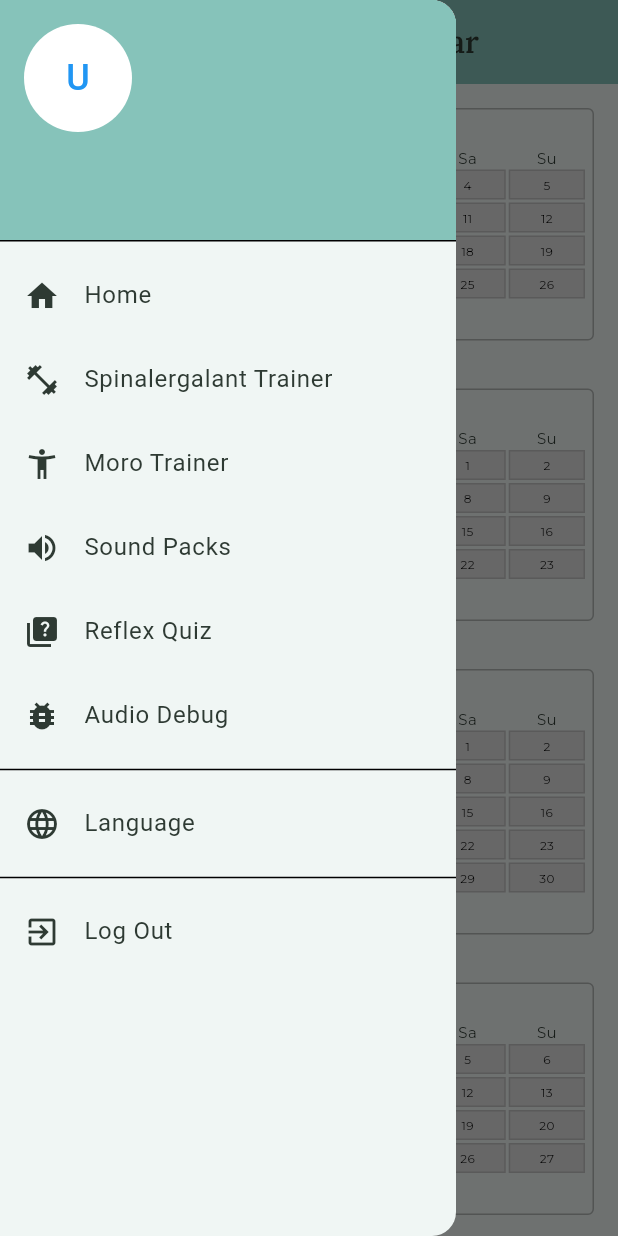
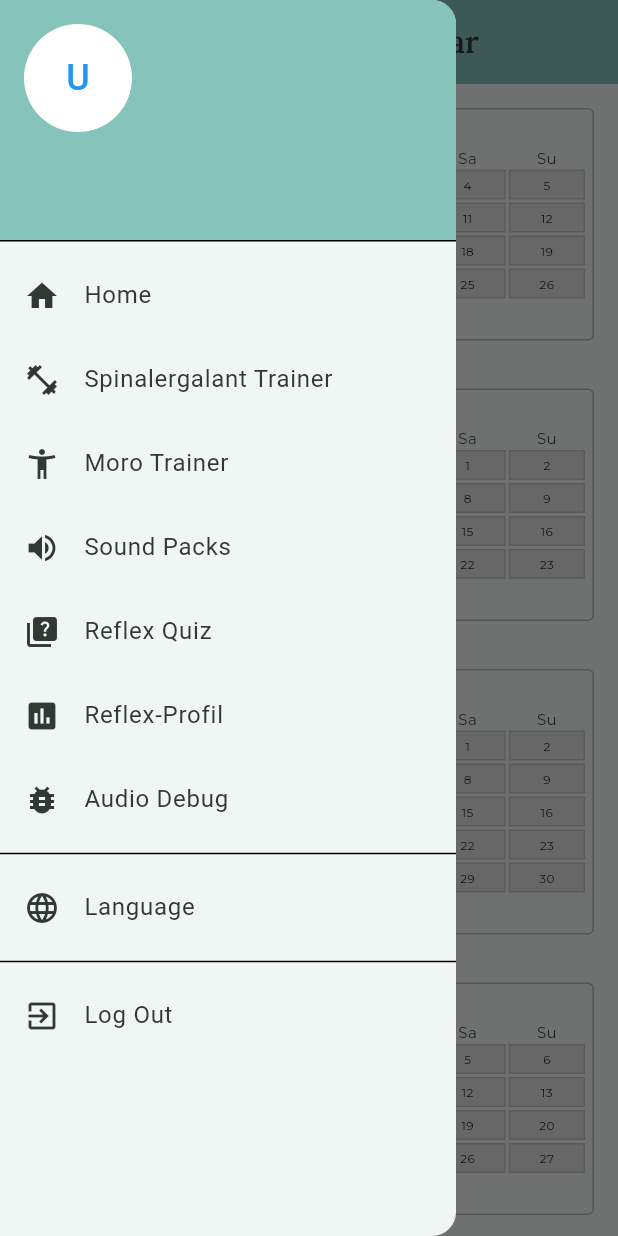
Before and after one commit to RealBugBear/BugbearV4, a Flutter app: the screen it shows once a user with an empty profile is signed in, with the side drawer open, on a phone screen of 412 x 824 dp. Run offline on Flutter 3.47's test engine with Material 3 defaults, Android fonts, the phone set to English and light mode, and no system bars; our stand-ins replace audioplayers, cloud_firestore, firebase_auth, firebase_core, flutter_local_notifications, google_fonts and 1 more; accounts and stored records are empty; generated files the repository leaves out were written again; network calls fail.

Commit message:
feat: re-add Reflex-Profil route & drawer entry

```diff
--- a/lib/main.dart
+++ b/lib/main.dart
@@ -1,3 +1,5 @@
+// File: lib/main.dart
+
 import 'package:flutter/material.dart';
 import 'package:firebase_core/firebase_core.dart';
 import 'package:firebase_auth/firebase_auth.dart';
@@ -22,6 +24,7 @@ import 'package:bugbear_app/screens/moro_trainer_screen.dart' as moro;
 import 'package:bugbear_app/screens/debug_audio_screen.dart';
 import 'package:bugbear_app/screens/quiz_screen.dart';
 import 'package:bugbear_app/screens/results_screen.dart';
+import 'package:bugbear_app/screens/reflex_profile_screen.dart';  // neu
 
 final FlutterLocalNotificationsPlugin notificationsPlugin =
     FlutterLocalNotificationsPlugin();
@@ -74,27 +77,25 @@ class MyApp extends StatelessWidget {
         '/moro': (_) => moro.MoroTrainerScreen(),
         '/reset-password': (_) => PasswordResetScreen(),
         '/sound-settings': (_) => SoundSettingsScreen(),
-        '/quiz': (_) => QuizScreen(),
-        '/results': (_) => ResultsScreen(),
+        '/quiz': (_) => const QuizScreen(),
+        '/results': (_) => const ResultsScreen(),
+        '/reflex_profile': (_) => const ReflexProfileScreen(),  // neu
         '/debug-audio': (_) => DebugAudioScreen(),
       },
     );
   }
 }
 
-/// Shows either the ProfileScreen (if logged in) or LoginScreen.
 class RootScreen extends StatelessWidget {
   final FirebaseAuth auth;
   final Widget Function(BuildContext, User?) builder;
 
-  // Nicht const, weil wir zur Laufzeit einen default-Closure verwenden.
   RootScreen({
     Key? key,
     FirebaseAuth? auth,
     Widget Function(BuildContext, User?)? builder,
   })  : auth = auth ?? FirebaseAuth.instance,
-        builder = builder ??
-            ((_, user) => user != null ? ProfileScreen() : LoginScreen()),
+        builder = builder ?? ((_, user) => user != null ? ProfileScreen() : LoginScreen()),
         super(key: key);
 
   @override
--- a/lib/widgets/app_drawer.dart
+++ b/lib/widgets/app_drawer.dart
@@ -10,6 +10,7 @@ class AppDrawer extends StatelessWidget {
   const AppDrawer({super.key});
 
   void _navigate(BuildContext context, String routeName) {
+    Navigator.of(context).pop();
     Navigator.of(context).pushNamed(routeName);
   }
 
@@ -103,11 +104,18 @@ class AppDrawer extends StatelessWidget {
             onTap: () => _navigate(context, '/sound-settings'),
           ),
 
-          // Neuer Eintrag für das Quiz
+          // Quiz-Eintrag
           ListTile(
             leading: const Icon(Icons.quiz),
             title: Text(S.of(context).quizTitle),
             onTap: () => _navigate(context, '/quiz'),
+          ),
+
+          // Reflex-Profil (gespeicherte Ergebnisse)
+          ListTile(
+            leading: const Icon(Icons.assessment),
+            title: const Text('Reflex-Profil'),
+            onTap: () => _navigate(context, '/reflex_profile'),
           ),
 
           // Debug-Audio Eintrag
```
